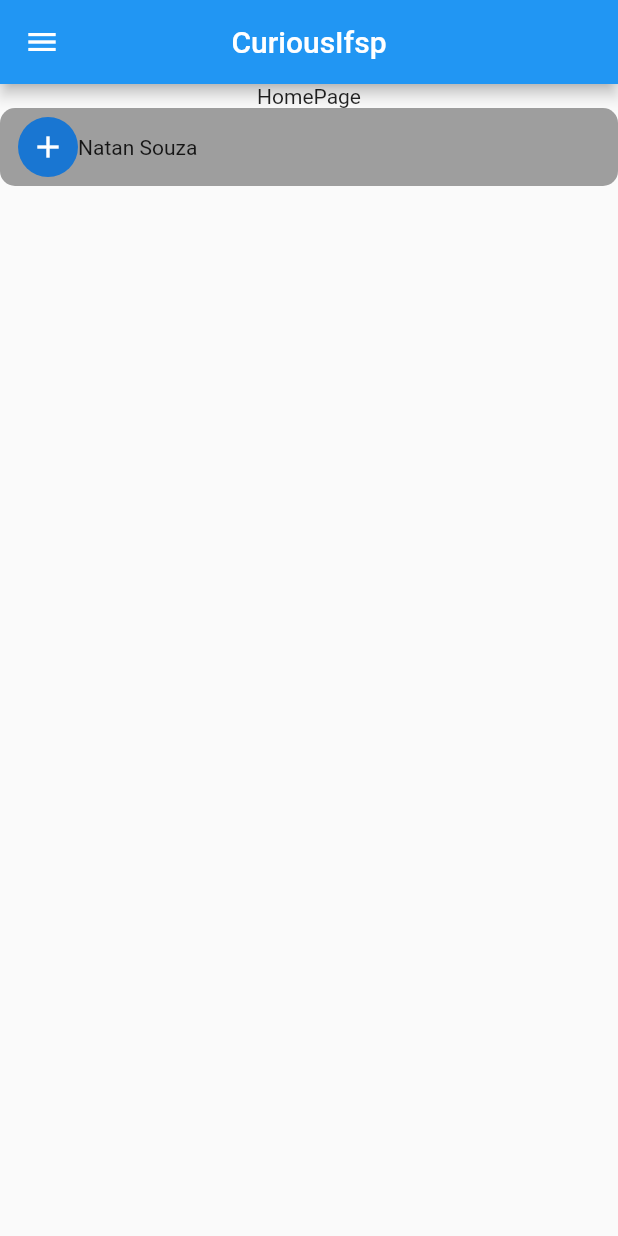
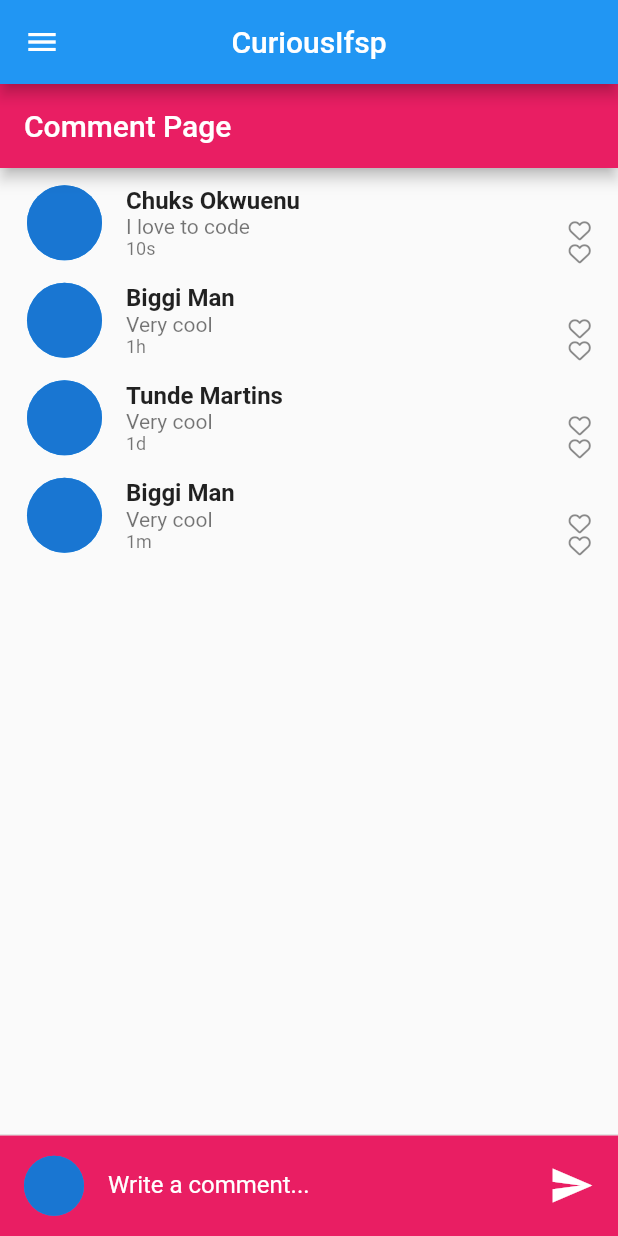
Before and after one commit to natansouza2010/curious_ifsp, a Flutter app: the screen it shows after launch, on a phone screen of 412 x 824 dp. Run offline on Flutter 3.47's test engine with Material 2 defaults, Android fonts, the phone set to English and light mode, and no system bars; our stand-ins replace firebase_auth, firebase_core, flutter_modular, font_awesome_flutter, google_sign_in; accounts and stored records are empty.

Commit message:
initial chat

```diff
--- a/lib/app/modules/chat/presenter/pages/home_page.dart
+++ b/lib/app/modules/chat/presenter/pages/home_page.dart
@@ -1,5 +1,5 @@
-import 'package:curious_ifsp/app/modules/chat/presenter/pages/widgets/comment_widget.dart';
 import 'package:curious_ifsp/app/modules/chat/presenter/pages/widgets/drawer_home.dart';
+import 'package:curious_ifsp/app/modules/chat/presenter/pages/widgets/test.dart';
 import 'package:flutter/material.dart';
 
 class HomePage extends StatelessWidget {
@@ -9,9 +9,7 @@ class HomePage extends StatelessWidget {
   Widget build(BuildContext context) {
     return Scaffold(
       drawer: const DrawerHome(),
-      body: Column(
-        children: const [Text("HomePage"), CommentWidget()],
-      ),
+      body: TestMe(),
       appBar: AppBar(
         title: const Text("CuriousIfsp"),
         centerTitle: true,
--- /dev/null
+++ b/lib/app/modules/chat/presenter/pages/widgets/comment_box_widget.dart
@@ -0,0 +1,112 @@
+import 'package:flutter/material.dart';
+
+class CommentBox extends StatelessWidget {
+  Widget? child;
+  dynamic formKey;
+  dynamic sendButtonMethod;
+  dynamic commentController;
+  ImageProvider? userImage;
+  String? labelText;
+  String? errorText;
+  Widget? sendWidget;
+  Color? backgroundColor;
+  Color? textColor;
+  bool withBorder;
+  Widget? header;
+  FocusNode? focusNode;
+  CommentBox(
+      {this.child,
+      this.header,
+      this.sendButtonMethod,
+      this.formKey,
+      this.commentController,
+      this.sendWidget,
+      this.userImage,
+      this.labelText,
+      this.focusNode,
+      this.errorText,
+      this.withBorder = true,
+      this.backgroundColor,
+      this.textColor});
+
+  @override
+  Widget build(BuildContext context) {
+    return Column(
+      children: [
+        Expanded(child: child!),
+        const Divider(
+          height: 1,
+        ),
+        header ?? const SizedBox.shrink(),
+        ListTile(
+          tileColor: backgroundColor,
+          leading: Container(
+            height: 40.0,
+            width: 40.0,
+            decoration: const BoxDecoration(
+                color: Colors.blue,
+                borderRadius: BorderRadius.all(Radius.circular(50))),
+            child: CircleAvatar(radius: 50, backgroundImage: userImage),
+          ),
+          title: Form(
+            key: formKey,
+            child: TextFormField(
+              maxLines: 4,
+              minLines: 1,
+              focusNode: focusNode,
+              cursorColor: textColor,
+              style: TextStyle(color: textColor),
+              controller: commentController,
+              decoration: InputDecoration(
+                enabledBorder: !withBorder
+                    ? InputBorder.none
+                    : UnderlineInputBorder(
+                        borderSide: BorderSide(color: textColor!),
+                      ),
+                focusedBorder: !withBorder
+                    ? InputBorder.none
+                    : UnderlineInputBorder(
+                        borderSide: BorderSide(color: textColor!),
+                      ),
+                border: !withBorder
+                    ? InputBorder.none
+                    : UnderlineInputBorder(
+                        borderSide: BorderSide(color: textColor!),
+                      ),
+                labelText: labelText,
+                focusColor: textColor,
+                fillColor: textColor,
+                labelStyle: TextStyle(color: textColor),
+              ),
+              validator: (value) => value!.isEmpty ? errorText : null,
+            ),
+          ),
+          trailing: GestureDetector(
+            onTap: sendButtonMethod,
+            child: sendWidget,
+          ),
+        ),
+      ],
+    );
+  }
+
+  /// This method is used to parse the image from the URL or the path.
+  /// `CommentBox.commentImageParser(imageURLorPath: 'url_or_path_to_image')`
+  static ImageProvider commentImageParser({imageURLorPath}) {
+    try {
+      //check if imageURLorPath
+      if (imageURLorPath is String) {
+        if (imageURLorPath.startsWith('http')) {
+          return NetworkImage(imageURLorPath);
+        } else {
+          return AssetImage(imageURLorPath);
+        }
+      } else {
+        return imageURLorPath;
+      }
+    } catch (e) {
+      //throw error
+      throw Exception('Error parsing image: $e');
+    }
+  }
+}
--- a/lib/app/modules/chat/presenter/pages/widgets/comment_widget.dart
+++ b/lib/app/modules/chat/presenter/pages/widgets/comment_widget.dart
@@ -1,30 +1,68 @@
 import 'package:flutter/material.dart';
+import 'package:font_awesome_flutter/font_awesome_flutter.dart';
 
 class CommentWidget extends StatelessWidget {
-  const CommentWidget({super.key});
+  final String userName;
+  final String content;
+  final String dateAt;
+  final int? likes;
+  const CommentWidget({
+    super.key,
+    required this.content,
+    required this.dateAt,
+    this.likes,
+    required this.userName,
+  });
 
   @override
   Widget build(BuildContext context) {
-    return Container(
-      padding: const EdgeInsets.symmetric(horizontal: 12, vertical: 6),
+    return Padding(
+      padding: const EdgeInsets.fromLTRB(2.0, 8.0, 2.0, 0.0),
+      child: ListTile(
+        leading: GestureDetector(
+          onTap: () async {
+            // Display the image in large form.
+            print("Comment Clicked");
+          },
+          child: Container(
+            height: 50.0,
+            width: 50.0,
             decoration: const BoxDecoration(
-          color: Colors.grey,
-          borderRadius: BorderRadius.all(Radius.circular(10))),
-      child: Row(
+                color: Colors.blue,
+                borderRadius: BorderRadius.all(Radius.circular(50))),
+            child: const CircleAvatar(
+              radius: 50,
+            ),
+          ),
+        ),
+        title: Text(
+          userName,
+          style: const TextStyle(fontWeight: FontWeight.bold),
+        ),
+        subtitle: Column(
+          crossAxisAlignment: CrossAxisAlignment.start,
           children: [
-          Column(
-            children: const [
-              CircleAvatar(
-                child: Icon(Icons.add),
+            Text(
+              content,
+              style: const TextStyle(fontSize: 14),
+            ),
+            Text(
+              dateAt,
+              style: const TextStyle(fontSize: 12),
             ),
           ],
         ),
-          Column(
+        trailing: Column(
+          mainAxisAlignment: MainAxisAlignment.end,
           crossAxisAlignment: CrossAxisAlignment.start,
-            mainAxisAlignment: MainAxisAlignment.start,
-            children: const [Text("Natan Souza")],
+          children: const [
+            SizedBox(
+              height: 10,
             ),
+            FaIcon(FontAwesomeIcons.heart, size: 15),
+            FaIcon(FontAwesomeIcons.heart, size: 15),
           ],
+        ),
       ),
     );
   }
--- /dev/null
+++ b/lib/app/modules/chat/presenter/pages/widgets/test.dart
@@ -0,0 +1,81 @@
+import 'package:curious_ifsp/app/modules/chat/presenter/pages/widgets/comment_box_widget.dart';
+import 'package:curious_ifsp/app/modules/chat/presenter/pages/widgets/comment_widget.dart';
+import 'package:flutter/material.dart';
+
+class TestMe extends StatefulWidget {
+  @override
+  _TestMeState createState() => _TestMeState();
+}
+
+class _TestMeState extends State<TestMe> {
+  final formKey = GlobalKey<FormState>();
+  final TextEditingController commentController = TextEditingController();
+  List filedata = [
+    {
+      'name': 'Chuks Okwuenu',
+      'pic': 'https://picsum.photos/300/30',
+      'message': 'I love to code',
+      'date': '10s'
+    },
+    {'name': 'Biggi Man', 'message': 'Very cool', 'date': '1h'},
+    {'name': 'Tunde Martins', 'message': 'Very cool', 'date': '1d'},
+    {'name': 'Biggi Man', 'message': 'Very cool', 'date': '1m'},
+  ];
+
+  Widget commentChild(data) {
+    return ListView(
+      children: [
+        for (var i = 0; i < data.length; i++)
+          CommentWidget(
+            content: data[i]['message'],
+            dateAt: data[i]['date'],
+            userName: data[i]['name'],
+            likes: 10,
+          )
+      ],
+    );
+  }
+
+  @override
+  Widget build(BuildContext context) {
+    return Scaffold(
+      appBar: AppBar(
+        title: const Text("Comment Page"),
+        backgroundColor: Colors.pink,
+      ),
+      body: Container(
+        child: CommentBox(
+          labelText: 'Write a comment...',
+          errorText: 'Comment cannot be blank',
+          withBorder: false,
+          sendButtonMethod: () {
+            if (formKey.currentState!.validate()) {
+              print(commentController.text);
+              setState(() {
+                var value = {
+                  'name': 'New User',
+                  'pic':
+                      'https://lh3.googleusercontent.com/a-/AOh14GjRHcaendrf6gU5fPIVd8GIl1OgblrMMvGUoCBj4g=s400',
+                  'message': commentController.text,
+                  'date': '2021-01-01 12:00:00'
+                };
+                filedata.insert(0, value);
+              });
+              commentController.clear();
+              FocusScope.of(context).unfocus();
+            } else {
+              print("Not validated");
+            }
+          },
+          formKey: formKey,
+          commentController: commentController,
+          backgroundColor: Colors.pink,
+          textColor: Colors.white,
+          sendWidget:
+              const Icon(Icons.send_sharp, size: 30, color: Colors.white),
+          child: commentChild(filedata),
+        ),
+      ),
+    );
+  }
+}
--- a/pubspec.yaml
+++ b/pubspec.yaml
@@ -20,7 +20,7 @@ publish_to: "none" # Remove this line if you wish to publish to pub.dev
 version: 1.0.0+1
 
 environment:
-  sdk: ">=2.18.6 <3.0.0"
+  sdk: ">=2.18.0 <3.0.0"
 
 # Dependencies specify other packages that your package needs in order to work.
 # To automatically upgrade your package dependencies to the latest versions
@@ -40,6 +40,7 @@ dependencies:
   firebase_auth: ^4.2.6
   google_sign_in: ^5.4.4
   flutter_modular: ^5.0.3
+  font_awesome_flutter: ^10.4.0
 
 dev_dependencies:
   flutter_test:
```
Also changed, not shown: lib/main.dart (+2 -5 lines), pubspec.lock. Lines whose indentation alone changed are shown as unchanged.
